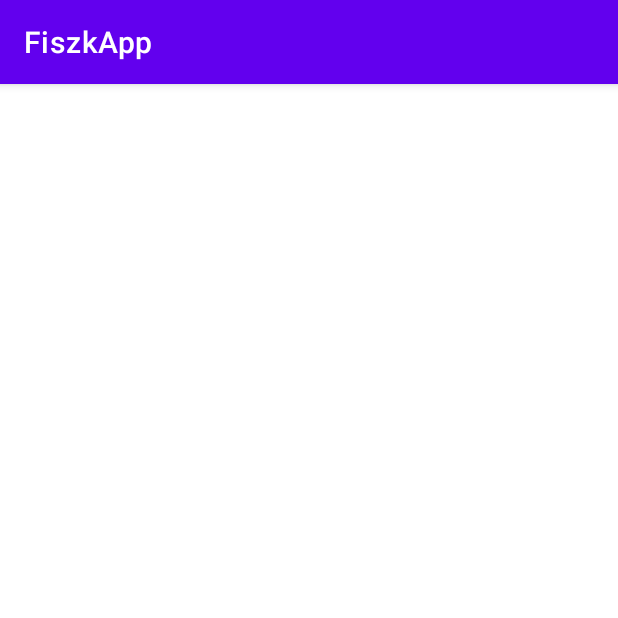
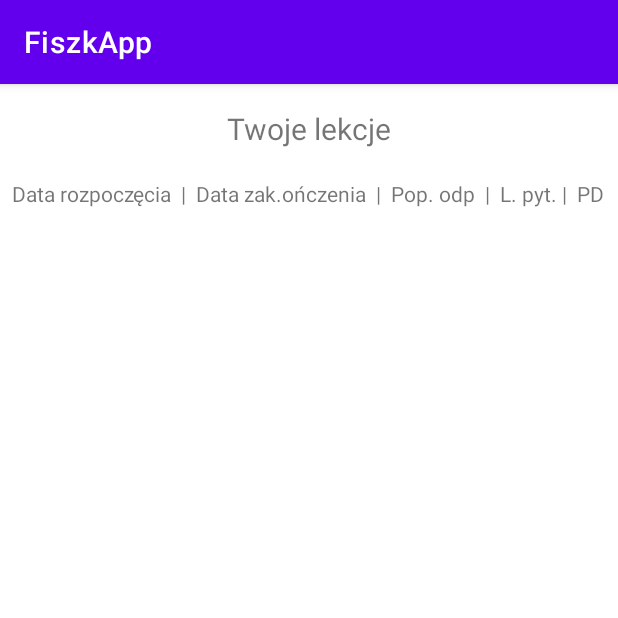
Before and after one commit to WKogut98/FiszkApp, an Android app: the LessonHistoryActivity screen opened directly, with no data from a screen before it, on a phone screen of 412 x 824 dp, the top half of it. Run offline under Robolectric (Android 15) with nearby library versions, the phone set to English and light mode, and no system bars.

Commit message:
Lekcje, odznaki, exp, historia lekcji (część jeszcze do naprawy)

```diff
--- a/app/src/main/java/com/example/fiszkapp/Excercise1Fragment.java
+++ b/app/src/main/java/com/example/fiszkapp/Excercise1Fragment.java
@@ -120,10 +120,12 @@ public class Excercise1Fragment extends Fragment {
         if(chosenOption.getText().equals(rightAnswer))
         {
             chosenOption.setBackgroundColor(Color.GREEN);
+            ((LessonActivity)getActivity()).answerList.add(true);
         }
         else
         {
             chosenOption.setBackgroundColor(Color.RED);
+            ((LessonActivity)getActivity()).answerList.add(false);
         }
     }
     private boolean flipACoin()
--- a/app/src/main/java/com/example/fiszkapp/Excercise2Fragment.java
+++ b/app/src/main/java/com/example/fiszkapp/Excercise2Fragment.java
@@ -81,10 +81,12 @@ public class Excercise2Fragment extends Fragment {
                 else if(editTextAnswer.getText().toString().toLowerCase().equals(rightAnswer.toLowerCase()))
                 {
                     editTextAnswer.setTextColor(Color.GREEN);
+                    ((LessonActivity)getActivity()).answerList.add(true);
                 }
                 else
                 {
                     editTextAnswer.setTextColor(Color.RED);
+                    ((LessonActivity)getActivity()).answerList.add(false);
                 }
             }
         });
--- /dev/null
+++ b/app/src/main/java/com/example/fiszkapp/LessonAdapter.java
@@ -0,0 +1,76 @@
+package com.example.fiszkapp;
+
+import android.content.Context;
+import android.database.Cursor;
+import android.view.ContextMenu;
+import android.view.LayoutInflater;
+import android.view.View;
+import android.view.ViewGroup;
+import android.widget.TextView;
+
+import androidx.annotation.NonNull;
+import androidx.cardview.widget.CardView;
+import androidx.recyclerview.widget.RecyclerView;
+
+public class LessonAdapter extends RecyclerView.Adapter<LessonAdapter.LessonViewHolder>
+{
+    private Context context;
+    private Cursor cursor;
+    public LessonAdapter(Context context, Cursor cursor)
+    {
+        this.context=context;
+        this.cursor=cursor;
+    }
+    @Override
+    public LessonViewHolder onCreateViewHolder(ViewGroup parent, int viewType)
+    {
+        LayoutInflater inflater=LayoutInflater.from(context);
+        View view=inflater.inflate(R.layout.lesson_item, parent, false);
+        return new LessonViewHolder(view);
+    }
+
+    @Override
+    public void onBindViewHolder(@NonNull LessonViewHolder holder, int position)
+    {
+        if(cursor.isClosed() || !cursor.moveToPosition(position))
+        {
+            return;
+        }
+        holder.textStarted.setText(cursor.getString(1));
+        holder.textEnded.setText(cursor.getString(2));
+        holder.textTotalQuest.setText(cursor.getInt(3));
+        holder.textCorrect.setText(cursor.getInt(4));
+        holder.textGainedExp.setText(cursor.getInt(5));
+    }
+
+    @Override
+    public int getItemCount() {
+        return 0;
+    }
+
+    public class LessonViewHolder extends RecyclerView.ViewHolder implements View.OnCreateContextMenuListener
+    {
+        TextView textStarted;
+        TextView textEnded;
+        TextView textCorrect;
+        TextView textTotalQuest;
+        TextView textGainedExp;
+        CardView cardView;
+
+        public LessonViewHolder(final View itemView)
+        {
+            super(itemView);
+            textStarted=itemView.findViewById(R.id.textStarted);
+            textEnded=itemView.findViewById(R.id.textEnded);
+            textCorrect=itemView.findViewById(R.id.textCorrect);
+            textTotalQuest=itemView.findViewById(R.id.textTotalQuest);
+            textGainedExp=itemView.findViewById(R.id.textGainedExp);
+            cardView=itemView.findViewById(R.id.cardLessonItem);
+        }
+
+        @Override
+        public void onCreateContextMenu(ContextMenu menu, View v, ContextMenu.ContextMenuInfo menuInfo) {
+
+        }
+    }
+}
--- a/app/src/main/java/com/example/fiszkapp/LessonHistoryActivity.java
+++ b/app/src/main/java/com/example/fiszkapp/LessonHistoryActivity.java
@@ -1,14 +1,24 @@
 package com.example.fiszkapp;
 
 import androidx.appcompat.app.AppCompatActivity;
+import androidx.recyclerview.widget.RecyclerView;
 
+import android.database.Cursor;
 import android.os.Bundle;
 
 public class LessonHistoryActivity extends AppCompatActivity {
+
+    DBHelper helper;
+    private LessonAdapter adapter;
 
     @Override
     protected void onCreate(Bundle savedInstanceState) {
         super.onCreate(savedInstanceState);
         setContentView(R.layout.activity_lesson_history);
+        helper=new DBHelper(this);
+        Cursor cursor=helper.getAllData("Lesson");
+        adapter = new LessonAdapter(this, cursor);
+        RecyclerView recyclerView=findViewById(R.id.recyclerViewLessons);
+        recyclerView.setAdapter(adapter);
     }
 }
--- a/app/src/main/res/layout/activity_lesson.xml
+++ b/app/src/main/res/layout/activity_lesson.xml
@@ -34,13 +34,11 @@
 
     <androidx.fragment.app.FragmentContainerView
         android:id="@+id/fragmentContainerView"
-        android:name="com.example.fiszkapp.CardFragment"
         android:layout_width="match_parent"
         android:layout_height="wrap_content"
         app:layout_constraintEnd_toEndOf="parent"
         app:layout_constraintStart_toStartOf="parent"
-        app:layout_constraintTop_toBottomOf="@+id/linearLayout"
-        tools:layout="@layout/fragment_card" />
+        app:layout_constraintTop_toBottomOf="@+id/linearLayout" />
 
     <Button
         android:id="@+id/buttonNext"
--- a/app/src/main/res/layout/activity_lesson_history.xml
+++ b/app/src/main/res/layout/activity_lesson_history.xml
@@ -6,4 +6,37 @@
     android:layout_height="match_parent"
     tools:context=".LessonHistoryActivity">
 
+    <TextView
+        android:id="@+id/labelLessons"
+        android:layout_width="wrap_content"
+        android:layout_height="wrap_content"
+        android:layout_marginStart="150dp"
+        android:layout_marginTop="16dp"
+        android:layout_marginEnd="150dp"
+        android:text="Twoje lekcje"
+        android:textSize="20dp"
+        app:layout_constraintEnd_toEndOf="parent"
+        app:layout_constraintStart_toStartOf="parent"
+        app:layout_constraintTop_toTopOf="parent" />
+
+    <TextView
+        android:id="@+id/labelColumns"
+        android:layout_width="wrap_content"
+        android:layout_height="wrap_content"
+        android:layout_marginStart="176dp"
+        android:layout_marginTop="20dp"
+        android:layout_marginEnd="177dp"
+        android:text="Data rozpoczęcia  |  Data zak.ończenia  |  Pop. odp  |  L. pyt. |  PD"
+        app:layout_constraintEnd_toEndOf="parent"
+        app:layout_constraintStart_toStartOf="parent"
+        app:layout_constraintTop_toBottomOf="@+id/labelLessons" />
+
+    <androidx.recyclerview.widget.RecyclerView
+        android:id="@+id/recyclerViewLessons"
+        android:layout_width="match_parent"
+        android:layout_height="wrap_content"
+        android:layout_marginTop="20dp"
+        app:layout_constraintEnd_toEndOf="parent"
+        app:layout_constraintStart_toStartOf="parent"
+        app:layout_constraintTop_toBottomOf="@+id/labelColumns" />
 </androidx.constraintlayout.widget.ConstraintLayout>
```
Also changed, not shown: app/src/main/java/com/example/fiszkapp/DBHelper.java (+12 -1 lines), app/src/main/java/com/example/fiszkapp/LessonActivity.java (+98 -16 lines), app/src/main/res/layout/lesson_item.xml (added, +48 -0 lines).
